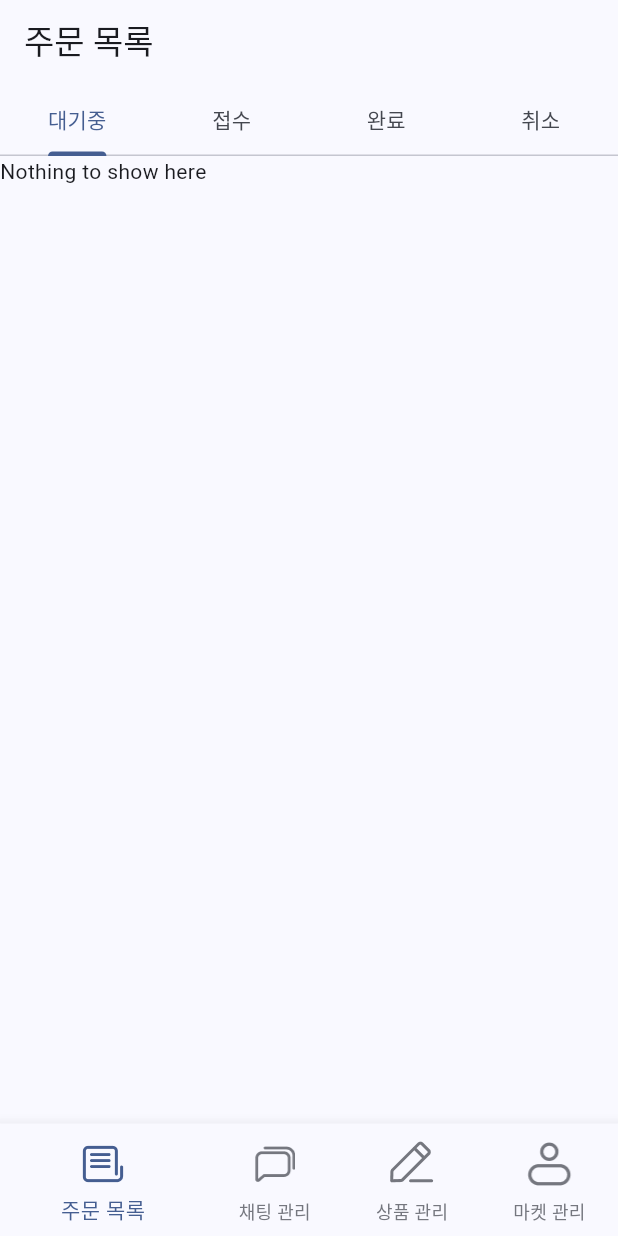
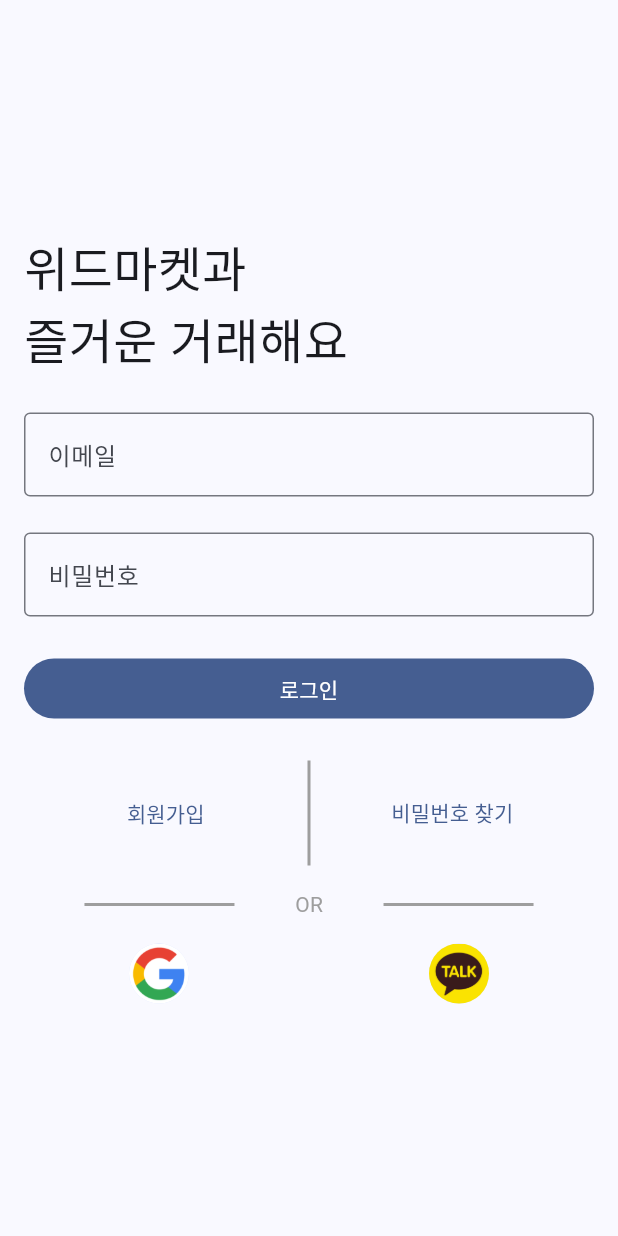
Before and after one commit to ErroredPasta/yumarket-flutter, a Flutter app: the screen it shows after launch, on a phone screen of 412 x 824 dp. Run offline on Flutter 3.47's test engine with Material 3 defaults, Android fonts, the phone set to English and light mode, and no system bars; our stand-ins replace bloc, firebase_auth, firebase_core, firebase_database, flutter_bloc, freezed_annotation and 3 more; accounts and stored records are empty; generated files the repository leaves out were written again.

Commit message:
feature: implemented login

```diff
--- /dev/null
+++ b/lib/auth/data/repository/auth_repository_impl.dart
@@ -0,0 +1,15 @@
+import 'package:injectable/injectable.dart';
+import 'package:yumarket_flutter/auth/domain/repository/auth_repository.dart';
+
+import 'package:firebase_auth/firebase_auth.dart';
+
+@Injectable(as: AuthRepository)
+class AuthRepositoryImpl extends AuthRepository {
+  @override
+  Future<void> signIn(String email, String password) async {
+    await FirebaseAuth.instance.signInWithEmailAndPassword(
+      email: email,
+      password: password,
+    );
+  }
+}
--- /dev/null
+++ b/lib/auth/domain/repository/auth_repository.dart
@@ -0,0 +1,3 @@
+abstract class AuthRepository {
+  Future<void> signIn(String email, String password);
+}
--- /dev/null
+++ b/lib/auth/ui/login_bloc.dart
@@ -0,0 +1,20 @@
+import 'package:flutter_bloc/flutter_bloc.dart';
+import 'package:injectable/injectable.dart';
+import 'package:yumarket_flutter/auth/ui/login_event.dart';
+import 'package:yumarket_flutter/core/ui/bloc/base_bloc.dart';
+import 'package:yumarket_flutter/core/ui/bloc/ui_state.dart';
+
+import '../domain/repository/auth_repository.dart';
+
+@injectable
+class LoginBloc extends BaseBloc<void, LoginEvent> {
+  final AuthRepository _repository;
+
+  LoginBloc(this._repository) : super(const UiState()) {
+    on<SignIn>(_signIn);
+  }
+
+  void _signIn(SignIn event, Emitter<UiState<void>> emit) {
+    _repository.signIn(event.email, event.password);
+  }
+}
--- /dev/null
+++ b/lib/auth/ui/login_event.dart
@@ -0,0 +1,12 @@
+import 'package:yumarket_flutter/core/ui/bloc/base_event.dart';
+
+abstract class LoginEvent extends BaseEvent {
+  const LoginEvent();
+}
+
+class SignIn extends LoginEvent {
+  final String email;
+  final String password;
+
+  const SignIn (this.email, this.password);
+}
--- /dev/null
+++ b/lib/auth/ui/login_screen.dart
@@ -0,0 +1,150 @@
+import 'package:firebase_auth/firebase_auth.dart';
+import 'package:flutter/material.dart';
+import 'package:get_it/get_it.dart';
+import 'package:go_router/go_router.dart';
+import 'package:yumarket_flutter/auth/ui/login_bloc.dart';
+
+import 'login_event.dart';
+
+class LoginScreen extends StatefulWidget {
+  const LoginScreen({super.key});
+
+  @override
+  State<LoginScreen> createState() => _LoginScreenState();
+}
+
+class _LoginScreenState extends State<LoginScreen> {
+  TextEditingController emailController = TextEditingController();
+  TextEditingController passwordController = TextEditingController();
+
+  @override
+  Widget build(BuildContext context) {
+    FirebaseAuth.instance
+        .idTokenChanges()
+        .listen((user) => _navigateAfterLogin(user, context));
+
+    final LoginBloc bloc = GetIt.I.get();
+
+    return Scaffold(
+      body: Padding(
+        padding: const EdgeInsets.all(16.0),
+        child: Column(
+          mainAxisAlignment: MainAxisAlignment.center,
+          children: [
+            const Align(
+              alignment: Alignment.centerLeft,
+              child: Text(
+                '위드마켓과 \n즐거운 거래해요',
+                style: TextStyle(fontSize: 32),
+              ),
+            ),
+            const SizedBox(height: 24.0),
+            TextFormField(
+              controller: emailController,
+              decoration: const InputDecoration(
+                labelText: '이메일',
+                border: OutlineInputBorder(),
+              ),
+            ),
+            const SizedBox(height: 24.0),
+            TextFormField(
+              controller: passwordController,
+              decoration: const InputDecoration(
+                labelText: '비밀번호',
+                border: OutlineInputBorder(),
+              ),
+              obscureText: true,
+            ),
+            const SizedBox(height: 24.0),
+            SizedBox(
+              width: double.infinity,
+              child: FilledButton(
+                onPressed: () {
+                  bloc.addEvent(
+                    SignIn(emailController.text, passwordController.text),
+                  );
+                },
+                child: const Text('로그인'),
+              ),
+            ),
+            const SizedBox(height: 24.0),
+            Row(
+              mainAxisAlignment: MainAxisAlignment.spaceEvenly,
+              children: [
+                Expanded(
+                  child: TextButton(
+                    onPressed: () {},
+                    child: const Text(
+                      '회원가입',
+                      style: TextStyle(
+                        fontSize: 14,
+                      ),
+                    ),
+                  ),
+                ),
+                Container(
+                  width: 2,
+                  height: 70,
+                  color: Colors.grey,
+                ),
+                Expanded(
+                  child: TextButton(
+                    onPressed: () {},
+                    child: const Text(
+                      '비밀번호 찾기',
+                      style: TextStyle(
+                        fontSize: 14,
+                      ),
+                    ),
+                  ),
+                ),
+              ],
+            ),
+            const SizedBox(height: 16),
+            Row(
+              mainAxisAlignment: MainAxisAlignment.spaceEvenly,
+              children: [
+                Container(
+                  width: 100,
+                  height: 2,
+                  color: Colors.grey,
+                ),
+                const Text(
+                  'OR',
+                  style: TextStyle(
+                    color: Colors.grey,
+                  ),
+                ),
+                Container(
+                  width: 100,
+                  height: 2,
+                  color: Colors.grey,
+                ),
+              ],
+            ),
+            const SizedBox(height: 16),
+            const Row(
+              mainAxisAlignment: MainAxisAlignment.spaceEvenly,
+              children: [
+                CircleAvatar(
+                  backgroundImage: AssetImage('assets/google.png'),
+                  radius: 20,
+                ),
+                SizedBox(width: 20),
+                CircleAvatar(
+                  backgroundImage: AssetImage('assets/kakao.jpg'),
+                  radius: 20,
+                ),
+              ],
+            ),
+          ],
+        ),
+      ),
+    );
+  }
+
+  void _navigateAfterLogin(User? user, BuildContext context) {
+    if (user == null) return;
+    context.go('/orders');
+  }
+}
--- a/lib/main.dart
+++ b/lib/main.dart
@@ -1,6 +1,7 @@
 import 'package:firebase_core/firebase_core.dart';
 import 'package:flutter/material.dart';
 import 'package:go_router/go_router.dart';
+import 'package:yumarket_flutter/auth/ui/login_screen.dart';
 import 'package:yumarket_flutter/di/init_injection.dart';
 import 'package:yumarket_flutter/firebase_options.dart';
 import 'package:yumarket_flutter/core/ui/theme/theme.dart';
@@ -37,7 +38,7 @@ class YuMarketApp extends StatelessWidget {
 }
 
 final _goRouter = GoRouter(
-  initialLocation: '/orders',
+  initialLocation: '/login',
   routes: [
     GoRoute(
       path: '/orders',
@@ -57,6 +58,10 @@ final _goRouter = GoRouter(
         final item = state.extra as Item;
         return ItemUpdateScreen(item);
       },
+    ),
+    GoRoute(
+      path: '/login',
+      builder: (context, state) => const LoginScreen(),
     )
   ],
 );
--- a/pubspec.yaml
+++ b/pubspec.yaml
@@ -80,6 +80,8 @@ flutter:
     - assets/market_manage_icon.png
     - assets/order_list_icon.png
     - assets/review_manage_icon.png
+    - assets/google.png
+    - assets/kakao.jpg
 
   # An image asset can refer to one or more resolution-specific "variants", see
   # https://flutter.dev/assets-and-images/#resolution-aware
```
Also changed, not shown: assets/google.png (added), assets/kakao.jpg (added), lib/di/init_injection.config.dart.
